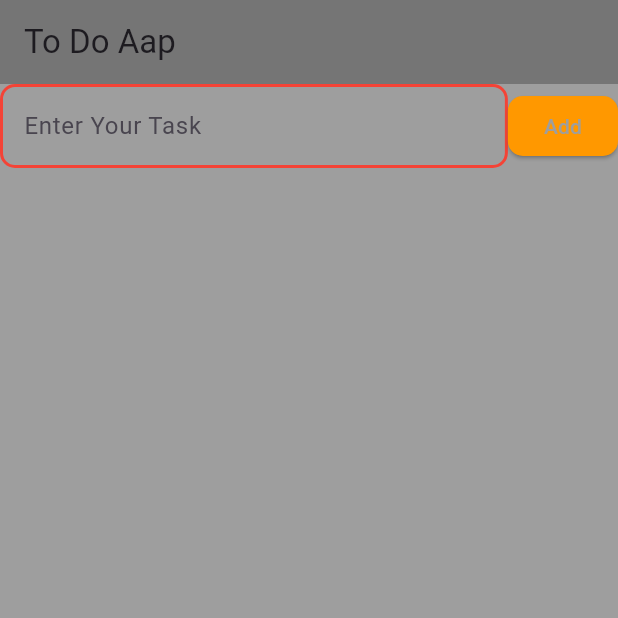
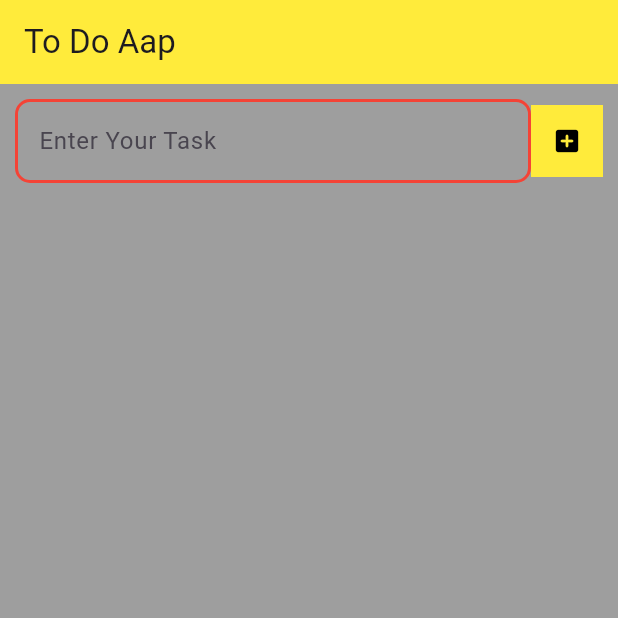
Before and after one commit to faisalmurad9007/Faisal-Dream, a Flutter app: the screen it shows after launch, on a phone screen of 412 x 824 dp, the top half of it. Run offline on Flutter 3.47's test engine with Material 3 defaults, Android fonts, the phone set to English and light mode, and no system bars; our stand-ins replace auto_size_text, bottom_navy_bar, flutter_screenutil, gap.

Commit message:
Merge remote-tracking branch 'origin/main'

```diff
--- a/lib/To do App/todo.dart
+++ b/lib/To do App/todo.dart
@@ -1,30 +1,122 @@
 import 'package:flutter/material.dart';
 
-class ToDoAap extends StatelessWidget {
+class ToDoAap extends StatefulWidget {
   const ToDoAap({super.key});
+
+  @override
+  State<ToDoAap> createState() => _TodoState();
+}
+
+class _TodoState extends State<ToDoAap> {
+  TextEditingController taskController = TextEditingController();
+  List<String> tasks = [];
+
+  addTask() {
+    final task = taskController.text;
+    if (task.isNotEmpty) {
+      setState(() {
+        tasks.add(taskController.text);
+        taskController.clear();
+      });
+    } else {}
+  }
+
+  updateTask(String value, int index) {
+    if (value.isNotEmpty) {
+      setState(() {
+        tasks[index] = value;
+      });
+    } else {}
+  }
+
+  deleteTask(int index) {
+    setState(() {
+      tasks.removeAt(index);
+    });
+  }
+
+  editTask(int index) {
+    final controller = TextEditingController(text: tasks[index]);
+    showDialog(
+      context: context,
+      builder: (context) => AlertDialog(
+        title: Text('Edit Task'),
+        content: TextField(controller: controller),
+        actions: [
+          TextButton(onPressed: () {
+            Navigator.pop(context);
+          }, child: Text('Cancel')),
+          ElevatedButton(
+            onPressed: () {
+              updateTask(controller.text, index);
+              Navigator.pop(context);
+            },
+            child: Text('Update'),
+          ),
+        ],
+      ),
+    );
+  }
 
   @override
   Widget build(BuildContext context) {
     return Scaffold(
       backgroundColor: Colors.grey,
-      appBar: AppBar(
-        backgroundColor: Colors.black26,
-        title: Text('To Do Aap'),
-      ),
+      appBar: AppBar(backgroundColor: Colors.yellow, title: Text('To Do Aap')),
       body: Column(
         children: [
-          Row(
-            children: [
-              Expanded(
-                  child:
-                  TextField(
-                  decoration: InputDecoration(
-                    labelText: 'Enter Your Task'
+          Padding(
+            padding: const EdgeInsets.all(10.0),
+            child: Row(
+              children: [
+                Expanded(
+                  child: TextField(
+                    controller: taskController,
+                    decoration: InputDecoration(labelText: 'Enter Your Task'),
                   ),
-                  )),
-              ElevatedButton(onPressed: (){}, child: Text('Add')),
-            ],
-          )
+                ),
+
+                Container(
+                decoration: BoxDecoration(
+                shape: BoxShape.rectangle,
+                color: Colors.yellow,),
+                  child: IconButton(onPressed:addTask,
+                       iconSize: 20,
+                       color: Colors.black,
+                       icon: Icon(Icons.add_box_rounded)),
+                )
+              ],
+            ),
+          ),
+          Expanded(
+            child: ListView.builder(
+              itemCount: tasks.length,
+              itemBuilder: (context, index) {
+                return Card(
+                  child: ListTile(
+                    title: Text(tasks[index]),
+                    trailing: Row(
+                      mainAxisSize: MainAxisSize.min,
+                      children: [
+                        IconButton(
+                          onPressed: () {
+                            editTask(index);
+                          },
+                          icon: Icon(Icons.edit),
+                        ),
+                        IconButton(
+                          onPressed: () {
+                            deleteTask(index);
+                          },
+                          icon: Icon(Icons.delete),
+                        ),
+                      ],
+                    ),
+                  ),
+                );
+              },
+            ),
+          ),
         ],
       ),
     );
--- a/pubspec.yaml
+++ b/pubspec.yaml
@@ -46,7 +46,7 @@ dependencies:
   get: ^4.7.2
   auto_size_text: ^3.0.0
   collection: ^1.19.1
-
+  hugeicons: ^1.1.1
 
   flutter_screenutil: ^5.9.3
 
@@ -58,6 +58,7 @@ dependencies:
   flutter_contacts: ^1.1.9+2
   persistent_bottom_nav_bar: ^6.2.1
   crystal_navigation_bar: ^1.0.4
+
 
 dev_dependencies:
   flutter_test:
```
